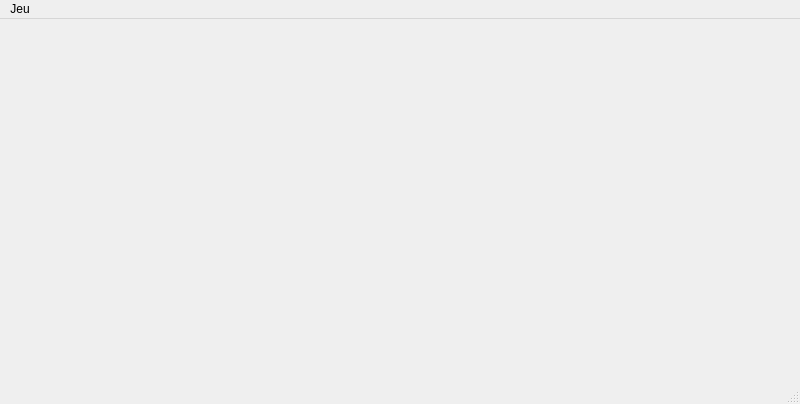
This is CuteBelote/src/MainWindow.ui in IrmatDen/fr-belote as Qt 5 draws it before an edit. The edited form follows.
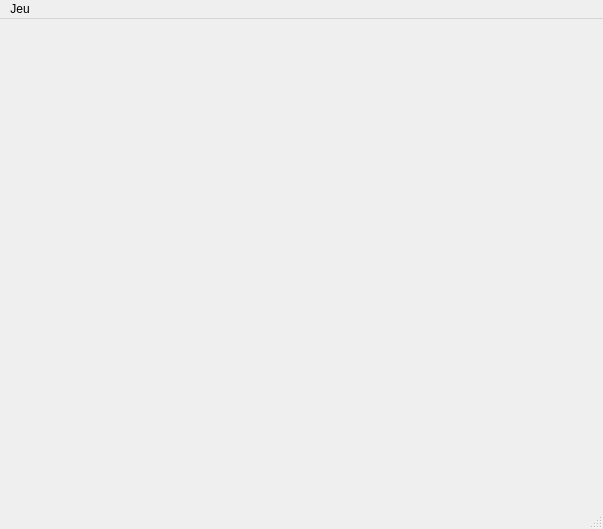
This is the edited form.

Commit message: Added join game dialog

The edit to the form file:
```diff
--- a/CuteBelote/src/MainWindow.ui
+++ b/CuteBelote/src/MainWindow.ui
@@ -6,8 +6,8 @@
    <rect>
     <x>0</x>
     <y>0</y>
-    <width>800</width>
-    <height>404</height>
+    <width>603</width>
+    <height>529</height>
    </rect>
   </property>
   <property name="windowTitle">
@@ -19,7 +19,7 @@
     <rect>
      <x>0</x>
      <y>0</y>
-     <width>800</width>
+     <width>603</width>
      <height>18</height>
     </rect>
    </property>
```
Left out of the diff: 2 changed lines with no effect on the pictures. The commit also changes 7 other files.
